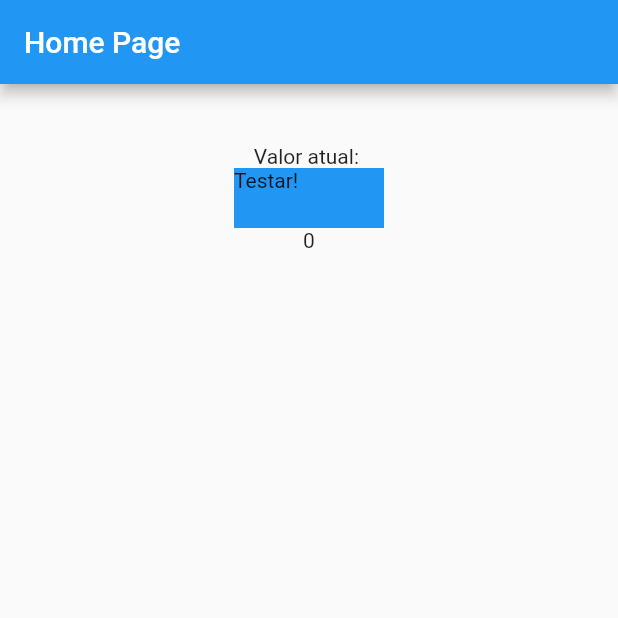
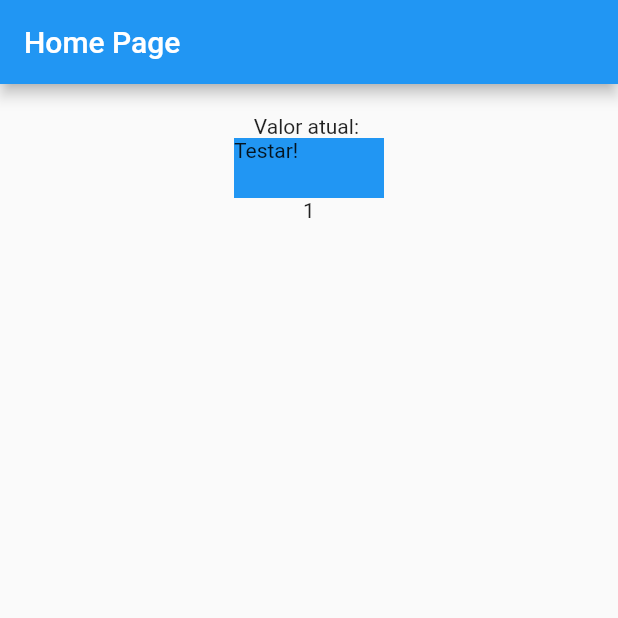
Before and after one commit to Marcoslima016/poc_bloc-provider, a Flutter app: the screen it shows after launch, after a tap on "Testar!", on a phone screen of 412 x 824 dp, the top half of it. Run offline on Flutter 3.47's test engine with Material 2 defaults, Android fonts, the phone set to English and light mode, and no system bars; our stand-ins replace equatable, flutter_bloc; accounts and stored records are empty.

Commit message:
contador funcionando

```diff
--- a/lib/modulos/home/home.imports.dart
+++ b/lib/modulos/home/home.imports.dart
@@ -1,3 +1,3 @@
-export 'home.controller.dart';
+export 'home_cubit.controller.dart';
 export 'home.imports.dart';
 export 'home.view.dart';
--- a/lib/modulos/home/home.state.dart
+++ b/lib/modulos/home/home.state.dart
@@ -2,23 +2,23 @@ part of 'home.controller.dart';
 
 // // import 'package:equatable/equatable.dart';
 
-class HomeState extends Equatable {
-  //
+// class HomeState extends Equatable {
+//   //
 
-  int count;
+//   int count;
 
-  HomeState({this.count = 0});
+//   HomeState({this.count = 0});
 
-  HomeState.initialState() : count = 0;
+//   HomeState.initialState() : count = 0;
 
-  HomeState.increment(int stateValue) {
-    count = count + 1;
-  }
+//   HomeState.increment(int stateValue) {
+//     count = count + 1;
+//   }
 
-  @override
-  // TODO: implement props
-  List<Object> get props => [count];
-}
+//   @override
+//   // TODO: implement props
+//   List<Object> get props => [count];
+// }
 
 
 
--- a/lib/modulos/home/home.view.dart
+++ b/lib/modulos/home/home.view.dart
@@ -4,7 +4,7 @@ import 'package:flutter_bloc/flutter_bloc.dart';
 import 'home.imports.dart';
 
 class HomeView extends StatelessWidget {
-  HomeController controller = HomeController();
+  HomeCubit controller = HomeCubit();
 
   @override
   Widget build(BuildContext context) {
@@ -14,56 +14,24 @@ class HomeView extends StatelessWidget {
       ),
       //----------------------------------- BLOC PROVIDER --------------------------------
       body: BlocProvider(
-        // create: (context) => controller,
-        // create: (context) => controller..init(),
-        create: (context) => HomeController(),
+        create: (context) => HomeCubit(),
         child: Column(
           children: <Widget>[
             SizedBox(height: 20),
-            //
-            // GestureDetector(
-            //   onTap: () {
-            //     controller.increment();
-            //     // context.read<HomeController>().increment();
-            //   },
-            //   child: Container(
-            //     width: 100,
-            //     height: 40,
-            //     color: Colors.blue,
-            //     child: Text(
-            //       "Testar!",
-            //     ),
-            //   ),
-            // ),
-            SizedBox(height: 20),
+
             //
             Text("Valor atual: "),
 
-            //------------------------------- BLOC CONSUMER -----------------------------
-
-            // BlocConsumer<HomeController, HomeState>(
-            //   listener: (context, state) {
-            //     var point = state;
-            //   },
-            //   builder: (context, state) {
-            //     return Column(
-            //       children: [
-            //         Center(child: Text(state.count.toString())),
-            //       ],
-            //     );
-            //   },
-            // ),
-
             //------------------------------- BLOC BUILDER -----------------------------
 
-            BlocBuilder<HomeController, HomeState>(
-              builder: (context, HomeState state) {
+            BlocBuilder<HomeCubit, int>(
+              builder: (context, int state) {
                 return Column(
                   children: [
                     GestureDetector(
                       onTap: () {
-                        controller.increment();
-                        // context.read<HomeController>().increment();
+                        // controller.increment();
+                        context.read<HomeCubit>().increment();
                       },
                       child: Container(
                         width: 100,
@@ -74,7 +42,7 @@ class HomeView extends StatelessWidget {
                         ),
                       ),
                     ),
-                    Center(child: Text(state.count.toString())),
+                    Center(child: Text(state.toString())),
                   ],
                 );
               },
--- a/lib/modulos/home/home.controller.dart
+++ b/lib/modulos/home/home_cubit.controller.dart
@@ -4,10 +4,10 @@ import 'package:flutter_bloc/flutter_bloc.dart';
 
 import 'home.imports.dart';
 
-part 'home.state.dart';
+// part 'home.state.dart';
 
-class HomeController extends Cubit<HomeState> {
-  HomeController() : super(HomeState.initialState());
+class HomeCubit extends Cubit<int> {
+  HomeCubit() : super(0);
   //
 
   // Future<void> init() async {
@@ -16,6 +16,6 @@ class HomeController extends Cubit<HomeState> {
   // }
 
   Future increment() async {
-    emit(HomeState.increment(state.count));
+    emit(state + 1);
   }
 }
```
